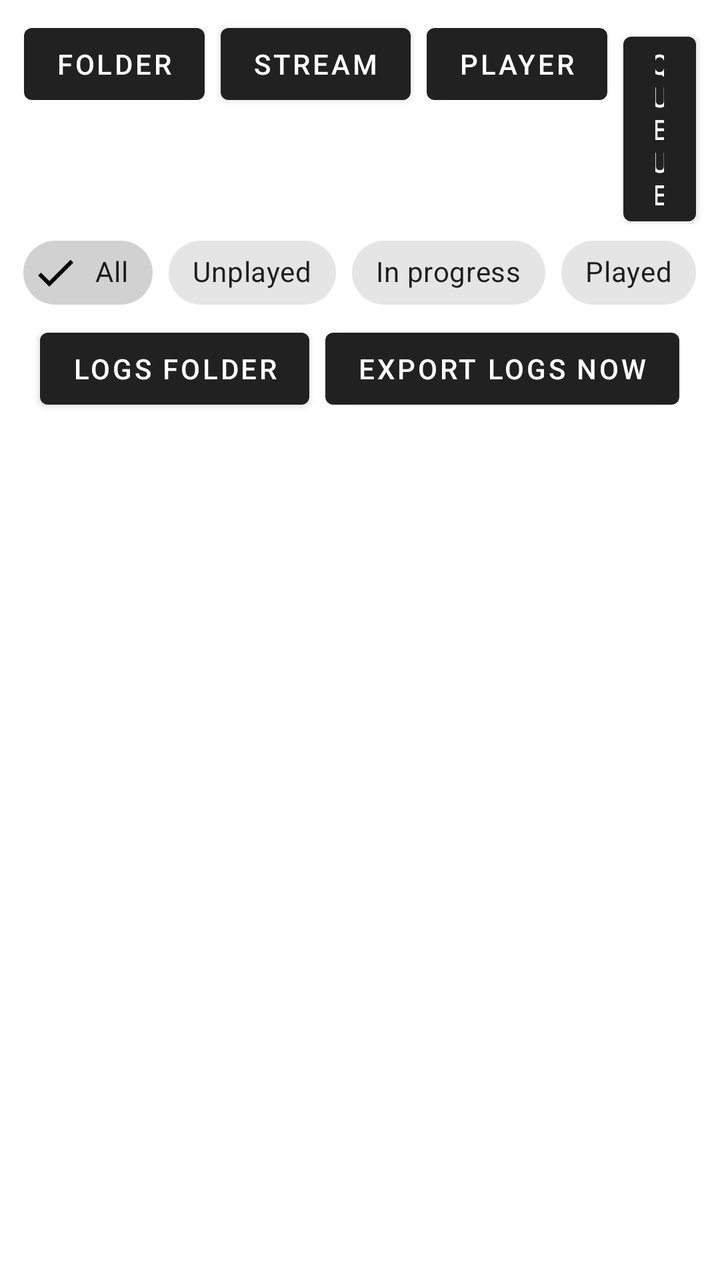
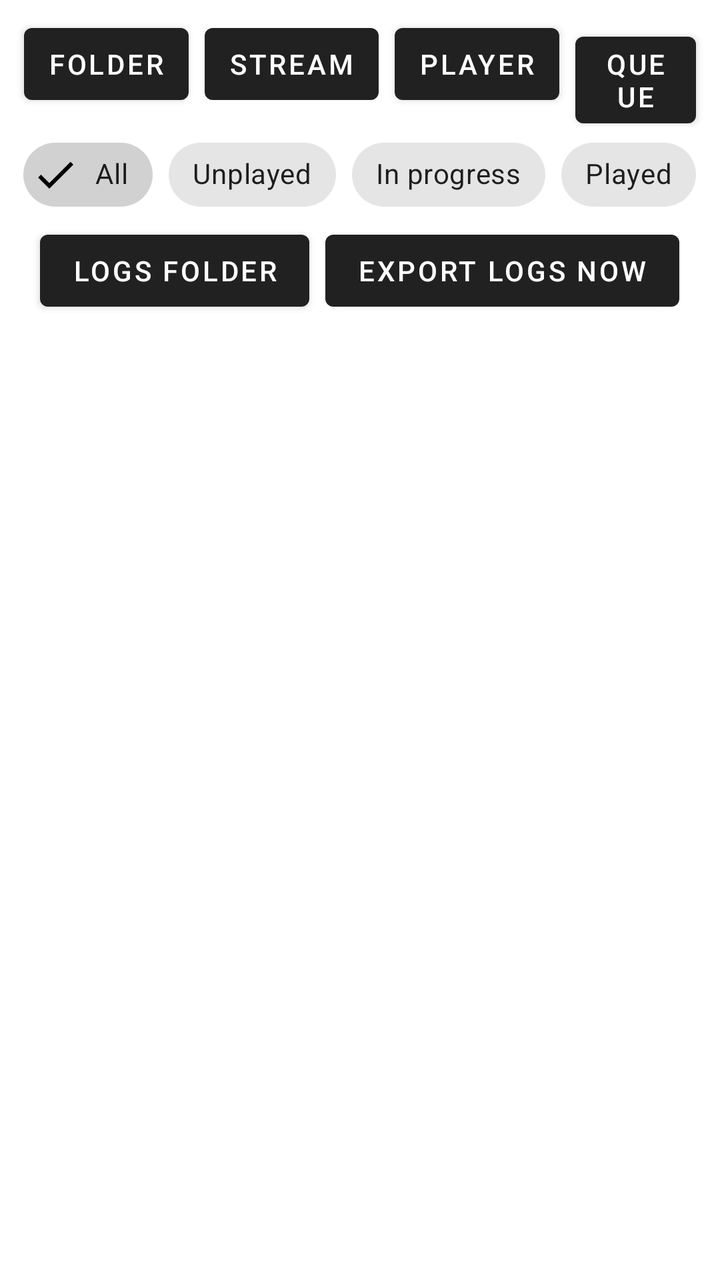

Before-and-after screenshots of an Android layout around one commit, followed by the original layout XML and the change that was made.
<!-- AndroidManifest.xml: application theme Theme.YtPlayer -->
<!-- res/layout/activity_main.xml -->
<?xml version="1.0" encoding="utf-8"?>
<LinearLayout xmlns:android="http://schemas.android.com/apk/res/android"
    android:layout_width="match_parent"
    android:layout_height="match_parent"
    android:orientation="vertical"
    android:padding="8dp">

    <LinearLayout
        android:layout_width="wrap_content"
        android:layout_height="wrap_content"
        android:layout_gravity="center_horizontal"
        android:orientation="horizontal">

        <Button
            android:id="@+id/btnAddFolder"
            android:layout_width="wrap_content"
            android:layout_height="wrap_content"
            android:layout_marginStart="4dp"
            android:layout_marginEnd="4dp"
            android:text="Folder" />

        <Button
            android:id="@+id/btnAddStream"
            android:layout_width="wrap_content"
            android:layout_height="wrap_content"
            android:layout_marginStart="4dp"
            android:layout_marginEnd="4dp"
            android:text="Stream" />

        <Button
            android:id="@+id/btnPlayer"
            android:layout_width="wrap_content"
            android:layout_height="wrap_content"
            android:layout_marginStart="4dp"
            android:layout_marginEnd="4dp"
            android:text="Player" />

        <Button
            android:id="@+id/btnQueue"
            android:layout_width="wrap_content"
            android:layout_height="wrap_content"
            android:layout_marginStart="4dp"
            android:layout_marginEnd="4dp"
            android:text="Queue" />
    </LinearLayout>

    <com.google.android.material.chip.ChipGroup
        android:id="@+id/filterChips"
        android:layout_width="wrap_content"
        android:layout_height="wrap_content"
        android:layout_gravity="center_horizontal"
        app:singleSelection="true"
        xmlns:app="http://schemas.android.com/apk/res-auto">

        <com.google.android.material.chip.Chip
            android:id="@+id/chipAll"
            style="@style/Widget.MaterialComponents.Chip.Filter"
            android:layout_width="wrap_content"
            android:layout_height="wrap_content"
            android:checked="true"
            android:text="All" />

        <com.google.android.material.chip.Chip
            android:id="@+id/chipUnplayed"
            style="@style/Widget.MaterialComponents.Chip.Filter"
            android:layout_width="wrap_content"
            android:layout_height="wrap_content"
            android:text="Unplayed" />

        <com.google.android.material.chip.Chip
            android:id="@+id/chipPlaying"
            style="@style/Widget.MaterialComponents.Chip.Filter"
            android:layout_width="wrap_content"
            android:layout_height="wrap_content"
            android:text="In progress" />

        <com.google.android.material.chip.Chip
            android:id="@+id/chipPlayed"
            style="@style/Widget.MaterialComponents.Chip.Filter"
            android:layout_width="wrap_content"
            android:layout_height="wrap_content"
            android:text="Played" />
    </com.google.android.material.chip.ChipGroup>

    <Button
        android:id="@+id/btnDeleteSelected"
        android:layout_width="match_parent"
        android:layout_height="wrap_content"
        android:text="Delete selected"
        android:visibility="gone" />

    <LinearLayout
        android:layout_width="wrap_content"
        android:layout_height="wrap_content"
        android:layout_gravity="center_horizontal"
        android:orientation="horizontal">

        <Button
            android:id="@+id/btnLogsFolder"
            android:layout_width="wrap_content"
            android:layout_height="wrap_content"
            android:layout_marginStart="4dp"
            android:layout_marginEnd="4dp"
            android:text="Logs folder" />

        <Button
            android:id="@+id/btnExportLogs"
            android:layout_width="wrap_content"
            android:layout_height="wrap_content"
            android:layout_marginStart="4dp"
            android:layout_marginEnd="4dp"
            android:text="Export logs now" />
    </LinearLayout>

    <TextView
        android:id="@+id/diagText"
        android:layout_width="match_parent"
        android:layout_height="wrap_content"
        android:fontFamily="monospace"
        android:padding="4dp"
        android:textSize="11sp"
        android:visibility="gone" />

    <androidx.recyclerview.widget.RecyclerView
        android:id="@+id/videoList"
        android:layout_width="match_parent"
        android:layout_height="0dp"
        android:layout_weight="1" />
</LinearLayout>
<!-- resources referenced by this layout -->
<resources>
  <style name="Theme.YtPlayer" parent="Theme.MaterialComponents.DayNight.DarkActionBar" />
</resources>

<!-- the commit's change to res/layout/activity_main.xml (unified diff, before → after) -->
@@ -17,6 +17,9 @@
             android:layout_height="wrap_content"
             android:layout_marginStart="4dp"
             android:layout_marginEnd="4dp"
+            android:minWidth="0dp"
+            android:paddingStart="12dp"
+            android:paddingEnd="12dp"
             android:text="Folder" />
 
         <Button
@@ -25,6 +28,9 @@
             android:layout_height="wrap_content"
             android:layout_marginStart="4dp"
             android:layout_marginEnd="4dp"
+            android:minWidth="0dp"
+            android:paddingStart="12dp"
+            android:paddingEnd="12dp"
             android:text="Stream" />
 
         <Button
@@ -33,6 +39,9 @@
             android:layout_height="wrap_content"
             android:layout_marginStart="4dp"
             android:layout_marginEnd="4dp"
+            android:minWidth="0dp"
+            android:paddingStart="12dp"
+            android:paddingEnd="12dp"
             android:text="Player" />
 
         <Button
@@ -41,6 +50,9 @@
             android:layout_height="wrap_content"
             android:layout_marginStart="4dp"
             android:layout_marginEnd="4dp"
+            android:minWidth="0dp"
+            android:paddingStart="12dp"
+            android:paddingEnd="12dp"
             android:text="Queue" />
     </LinearLayout>
 
